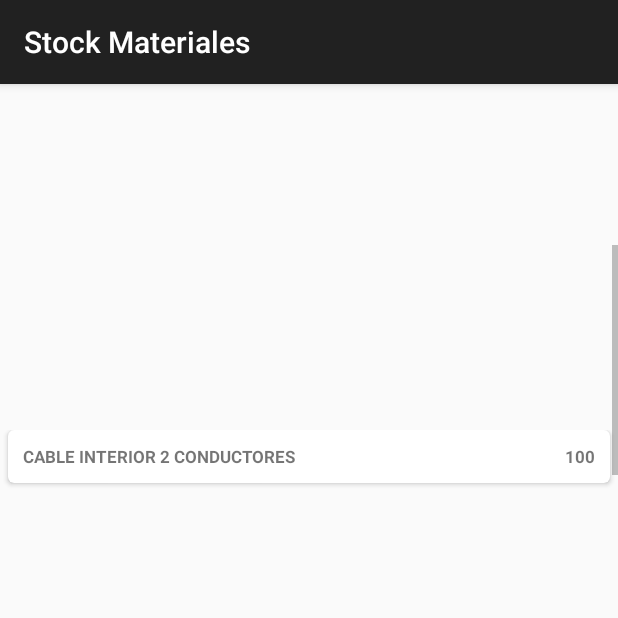
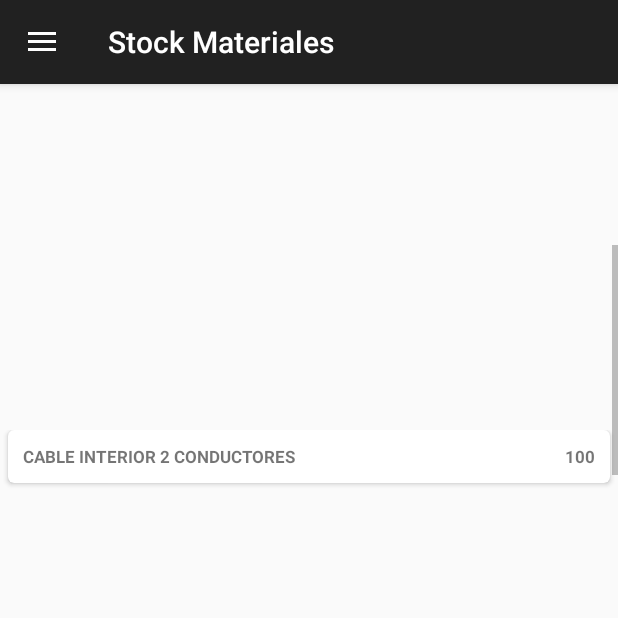
Before and after one commit to AndroidSoftDel/Grupo3, an Android app: the StockUsuarioActivity screen opened directly, with no data from a screen before it, scrolled down 537 dp, on a phone screen of 412 x 824 dp, the top half of it. Run offline under Robolectric (Android 15) with nearby library versions, the phone set to English and light mode, and no system bars; 1 statement that could not run was skipped.

```diff
--- a/app/src/main/java/com/example/javierhuinocana/grupo03_cibertec/StockUsuarioActivity.java
+++ b/app/src/main/java/com/example/javierhuinocana/grupo03_cibertec/StockUsuarioActivity.java
@@ -1,12 +1,28 @@
 package com.example.javierhuinocana.grupo03_cibertec;
 
+import android.content.Intent;
+import android.content.res.Configuration;
 import android.os.Bundle;
+import android.support.v4.widget.DrawerLayout;
+import android.support.v7.app.ActionBarDrawerToggle;
 import android.support.v7.app.AppCompatActivity;
 import android.support.v7.widget.LinearLayoutManager;
 import android.support.v7.widget.RecyclerView;
+import android.view.Menu;
+import android.view.MenuItem;
+import android.view.View;
+import android.widget.AdapterView;
+import android.widget.CheckBox;
+import android.widget.ListView;
+import android.widget.Toast;
 
+import com.example.javierhuinocana.grupo03_cibertec.adap_recyclerview.DrawerItemCustomAdapter;
 import com.example.javierhuinocana.grupo03_cibertec.adap_recyclerview.RVStockUsuarioAdapter;
+import com.example.javierhuinocana.grupo03_cibertec.entities.ListaOrdenes;
+import com.example.javierhuinocana.grupo03_cibertec.entities.ObjectDrawerItem;
 import com.example.javierhuinocana.grupo03_cibertec.entities.StockMaterial;
+
+import java.util.ArrayList;
 
 /**
  * Created by JMartinez on 16/09/2015.
@@ -15,6 +31,13 @@ public class StockUsuarioActivity extends AppCompatActivity implements RVStockUs
 
     private RecyclerView rvStock;
     private RVStockUsuarioAdapter rvStockUsuarioAdapter;
+    private DrawerLayout dlmenustock;
+    private ActionBarDrawerToggle actionBarDrawerToggle;
+
+    private String[] mNavigationDrawerItemTitles;
+    private ListView mDrawerList;
+    private CharSequence mDrawerTitle;
+    private CharSequence mTitle;
 
     @Override
     protected void onCreate(Bundle savedInstanceState) {
@@ -27,11 +50,105 @@ public class StockUsuarioActivity extends AppCompatActivity implements RVStockUs
 
         rvStockUsuarioAdapter = new RVStockUsuarioAdapter(StockUsuarioActivity.this);
         rvStock.setAdapter(rvStockUsuarioAdapter);
+
+        ObjectDrawerItem[] drawerItem = new ObjectDrawerItem[2];
+
+        drawerItem[0] = new ObjectDrawerItem(R.drawable.ic_action_ai_settings, "Cambiar Contraseña");
+        drawerItem[1] = new ObjectDrawerItem(R.drawable.ic_action_ai_back, "Cerrar Sesion");
+
+        mNavigationDrawerItemTitles = getResources().getStringArray(R.array.navigation_drawer_items_array);
+        mDrawerList = (ListView) findViewById(R.id.left_drawer);
+
+        DrawerItemCustomAdapter adapter = new DrawerItemCustomAdapter(StockUsuarioActivity.this, R.layout.listview_item_row, drawerItem);
+        mDrawerList.setAdapter(adapter);
+        mDrawerList.setOnItemClickListener(DrawerItemClickListener);
+
+        dlmenustock = (DrawerLayout) findViewById(R.id.MenuDesplegable_StockUsuario);
+        actionBarDrawerToggle = new ActionBarDrawerToggle(StockUsuarioActivity.this, dlmenustock, R.string.drawer_open, R.string.drawer_close) {
+            @Override
+            public void onDrawerClosed(View drawerView) {
+                super.onDrawerClosed(drawerView);
+                invalidateOptionsMenu();
+                Toast.makeText(StockUsuarioActivity.this, "Closed", Toast.LENGTH_SHORT).show();
+            }
+
+            @Override
+            public void onDrawerOpened(View drawerView) {
+                super.onDrawerOpened(drawerView);
+                invalidateOptionsMenu();
+                Toast.makeText(StockUsuarioActivity.this, "Opened", Toast.LENGTH_SHORT).show();
+            }
+        };
+
+        dlmenustock.setDrawerListener(actionBarDrawerToggle);
+        getSupportActionBar().setDisplayHomeAsUpEnabled(true);
+        getSupportActionBar().setHomeButtonEnabled(true);
     }
+
+    ListView.OnItemClickListener DrawerItemClickListener = new ListView.OnItemClickListener() {
+
+        @Override
+        public void onItemClick(AdapterView<?> parent, View view, int position, long id) {
+
+            switch (position) {
+                case 0:
+                    dlmenustock.closeDrawers();
+                    break;
+                case 1:
+                    //Intent intent = new Intent(Intent.ACTION_MAIN);
+                    //intent.addCategory(Intent.CATEGORY_HOME);
+                    //intent.setFlags(Intent.FLAG_ACTIVITY_NEW_TASK);
+                    Intent intent = new Intent(StockUsuarioActivity.this, MainActivity.class);
+                    startActivity(intent);
+                    dlmenustock.closeDrawers();
+                    finish();
+                    break;
+                case 2:
+                    dlmenustock.closeDrawers();
+                    break;
+                default:
+                    break;
+            }
+        }
+    };
 
 
     @Override
-       public void onStockClick(StockMaterial stockMaterial, int position) {
+    public void onStockClick(StockMaterial stockMaterial, int position) {
 
     }
+
+    @Override
+    protected void onPostCreate(Bundle savedInstanceState) {
+        super.onPostCreate(savedInstanceState);
+        actionBarDrawerToggle.syncState();
+    }
+
+    @Override
+    public void onConfigurationChanged(Configuration newConfig) {
+        super.onConfigurationChanged(newConfig);
+        actionBarDrawerToggle.onConfigurationChanged(newConfig);
+    }
+
+    @Override
+    public boolean onCreateOptionsMenu(Menu menu) {
+        getMenuInflater().inflate(R.menu.menu_stock, menu);
+        return super.onCreateOptionsMenu(menu);
+    }
+
+    @Override
+    public boolean onOptionsItemSelected(MenuItem item) {
+        if (item.getItemId() == R.id.action_opciones) {
+            return true;
+        } else if (actionBarDrawerToggle.onOptionsItemSelected(item)) {
+            return true;
+        } else {
+            return super.onOptionsItemSelected(item);
+        }
+    }
+
+    @Override
+    public boolean onPrepareOptionsMenu(Menu menu) {
+        return super.onPrepareOptionsMenu(menu);
+    }
 }
--- a/app/src/main/res/layout/lista_ordenes.xml
+++ b/app/src/main/res/layout/lista_ordenes.xml
@@ -64,7 +64,7 @@
 
         <ListView
             android:id="@+id/left_drawer"
-            android:layout_width="240dp"
+            android:layout_width="match_parent"
             android:layout_height="match_parent"
             android:layout_gravity="start"
             android:choiceMode="singleChoice"
--- a/app/src/main/res/layout/listview_item_row.xml
+++ b/app/src/main/res/layout/listview_item_row.xml
@@ -22,7 +22,7 @@
         android:layout_toRightOf="@+id/imageViewIcon"
         android:paddingRight="10dp"
         android:text="Folder."
-        android:textSize="12dp"
+        android:textSize="12sp"
         android:textAppearance="?android:attr/textAppearanceListItemSmall"
         android:textColor="#ffffff" />
 
--- a/app/src/main/res/layout/stock_usuario.xml
+++ b/app/src/main/res/layout/stock_usuario.xml
@@ -1,9 +1,12 @@
-<?xml version="1.0" encoding="utf-8"?>
+<android.support.v4.widget.DrawerLayout xmlns:android="http://schemas.android.com/apk/res/android"
+    android:id="@+id/MenuDesplegable_StockUsuario"
+    android:layout_width="match_parent"
+    android:layout_height="match_parent">
+
     <LinearLayout xmlns:android="http://schemas.android.com/apk/res/android"
         android:layout_width="match_parent"
         android:layout_height="match_parent"
-    android:orientation="vertical"
-    >
+        android:orientation="vertical">
 
         <LinearLayout
             android:layout_width="match_parent"
@@ -13,9 +16,28 @@
 
             <android.support.v7.widget.RecyclerView
                 android:id="@+id/rvStockUsuario"
-            android:scrollbars="vertical"
                 android:layout_width="match_parent"
-            android:layout_height="match_parent" />
+                android:layout_height="match_parent"
+                android:scrollbars="vertical" />
         </LinearLayout>
 
+
     </LinearLayout>
+
+    <LinearLayout
+        android:layout_width="250dp"
+        android:layout_height="match_parent"
+        android:layout_gravity="start"
+        android:background="#3F56BA"
+        android:orientation="vertical">
+
+        <ListView
+            android:id="@+id/left_drawer"
+            android:layout_width="match_parent"
+            android:layout_height="match_parent"
+            android:layout_gravity="start"
+            android:choiceMode="singleChoice"
+            android:divider="@android:color/transparent"
+            android:dividerHeight="0dp" />
+    </LinearLayout>
+</android.support.v4.widget.DrawerLayout>
--- a/app/src/main/res/values/strings.xml
+++ b/app/src/main/res/values/strings.xml
@@ -16,6 +16,9 @@
     <!--Action Bar: MENU-->
     <string name="verMapa">Ver Mapa</string>
     <string name="add_mat">Add Mat</string>
+
+    <!--Action Bar: MENU STOCK-->
+    <string name="vermenu">Ver Menu</string>
 
     <!--LAYOUT: LISTA_ORDENES.XML-->
     <string name="filtrar">Filtrar:</string>
@@ -55,6 +58,6 @@
         <item>Ver Stock</item>
         <item>Cerrar Sesion</item>
     </string-array>
-    <string name="drawer_open">Open navigation drawer</string>
-    <string name="drawer_close">Close navigation drawer</string>
+    <string name="drawer_open">Ver menu</string>
+    <string name="drawer_close">Cerrar Menu</string>
 </resources>
```
Also changed, not shown: app/src/main/AndroidManifest.xml (+9 -15 lines), app/src/main/java/com/example/javierhuinocana/grupo03_cibertec/ListaOrdenesActivity.java (+11 -8 lines), app/src/main/java/com/example/javierhuinocana/grupo03_cibertec/dao/UsuarioDAO.java (+7 -6 lines), 2 other files. Lines whose indentation alone changed are shown as unchanged.
